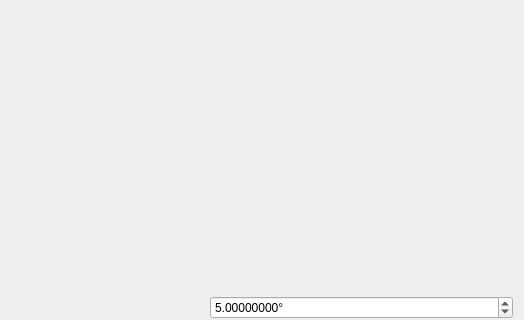
Above: hexrd/ui/resources/ui/line_picker_dialog.ui from HEXRD/hexrdgui before the change; both pictures show x 111 to 635 and y 246 to 566 of the 635 by 689 pixel window. Below: the same form after it.
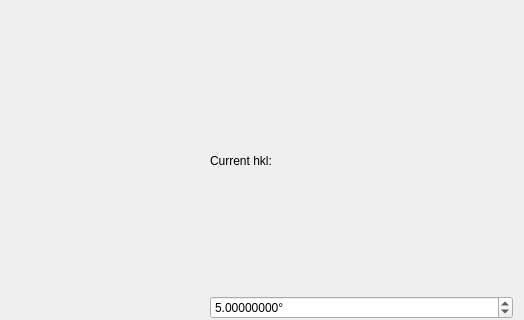
That is the form after the change. Custom widgets are drawn as their Qt base class.

Commit message: Add text displaying current hkl

```diff
--- a/hexrd/ui/resources/ui/line_picker_dialog.ui
+++ b/hexrd/ui/resources/ui/line_picker_dialog.ui
@@ -16,13 +16,6 @@
      <item row="3" column="0" colspan="2">
       <layout class="QVBoxLayout" name="zoom_canvas_layout"/>
      </item>
-     <item row="2" column="0" colspan="2">
-      <widget class="QLabel" name="finish_label">
-       <property name="text">
-        <string>Click &quot;Ok&quot; to finish.</string>
-       </property>
-      </widget>
-     </item>
      <item row="0" column="1">
       <widget class="QLabel" name="start_new_line_label">
        <property name="text">
@@ -137,6 +130,20 @@
        </property>
       </widget>
      </item>
+     <item row="2" column="0">
+      <widget class="QLabel" name="finish_label">
+       <property name="text">
+        <string>Click &quot;Ok&quot; to finish.</string>
+       </property>
+      </widget>
+     </item>
+     <item row="2" column="1">
+      <widget class="QLabel" name="current_hkl_label">
+       <property name="text">
+        <string>Current hkl: </string>
+       </property>
+      </widget>
+     </item>
     </layout>
    </item>
    <item>
```
The commit also changes 2 other files.
